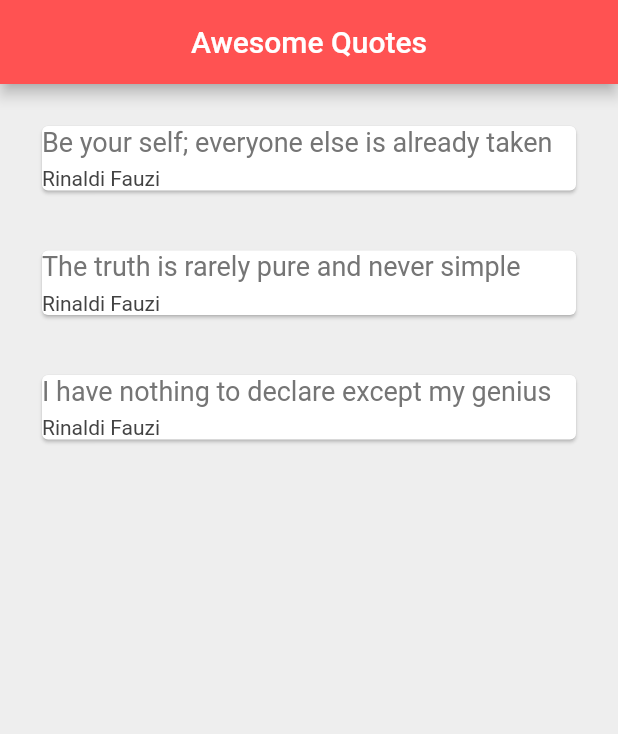
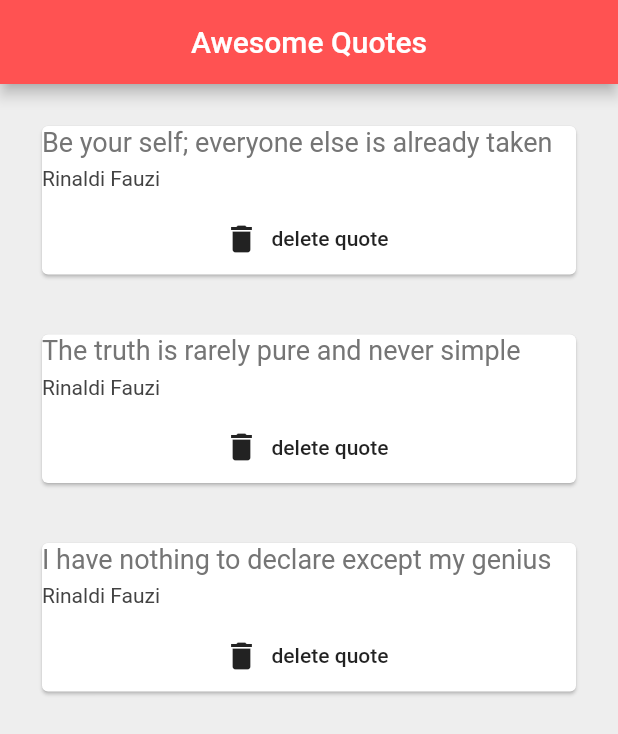
Before and after one commit to rinaldi123fauzi/rinaldiID_Flutter, a Flutter app: the screen it shows after launch, on a phone screen of 412 x 824 dp. Shown: the top 734 px of the screen. Run offline on Flutter 3.47's test engine with Material 2 defaults, Android fonts, the phone set to English and light mode, and no system bars.

Commit message:
learning on chapter 21 - Functions as Parameters

```diff
--- a/lib/main.dart
+++ b/lib/main.dart
@@ -21,9 +21,9 @@ class _QuoteListState extends State<QuoteList> {
     Quote(author: 'Rinaldi Fauzi', text: 'I have nothing to declare except my genius')
   ];
 
-  Widget quoteTemplate(quote){
-    return QuoteCard(quote: quote);
-  }
+  // Widget quoteTemplate(quote){
+  //   return QuoteCard(quote: quote);
+  // }
 
   @override
   Widget build(BuildContext context) {
@@ -36,7 +36,15 @@ class _QuoteListState extends State<QuoteList> {
       ),
       body: Column(
         // children: quotes.map((quote) => Text('${quote.author} - ${quote.text}')).toList(),
-        children: quotes.map((quote) => quoteTemplate(quote)).toList(),
+        // children: quotes.map((quote) => quoteTemplate(quote)).toList(),
+        children: quotes.map((quote) => QuoteCard(
+          quote: quote,
+          delete: () {
+            setState(() {
+              quotes.remove(quote);
+            });
+          }
+        )).toList(),
       ),
     );
   }
--- a/lib/quote_card.dart
+++ b/lib/quote_card.dart
@@ -3,7 +3,8 @@ import 'quote.dart';
 
 class QuoteCard extends StatelessWidget {
   final Quote quote;
-  QuoteCard({ required this.quote });
+  final Function delete;
+  QuoteCard({ required this.quote, required this.delete });
 
   @override
   Widget build(BuildContext context) {
@@ -29,6 +30,14 @@ class QuoteCard extends StatelessWidget {
                   color: Colors.grey[800]
               ),
             ),
+            SizedBox(height: 8.0),
+            FlatButton.icon(
+                onPressed: (){
+                  delete();
+                },
+                icon: Icon(Icons.delete),
+                label: Text('delete quote')
+            )
           ],
         ),
       ),
```
